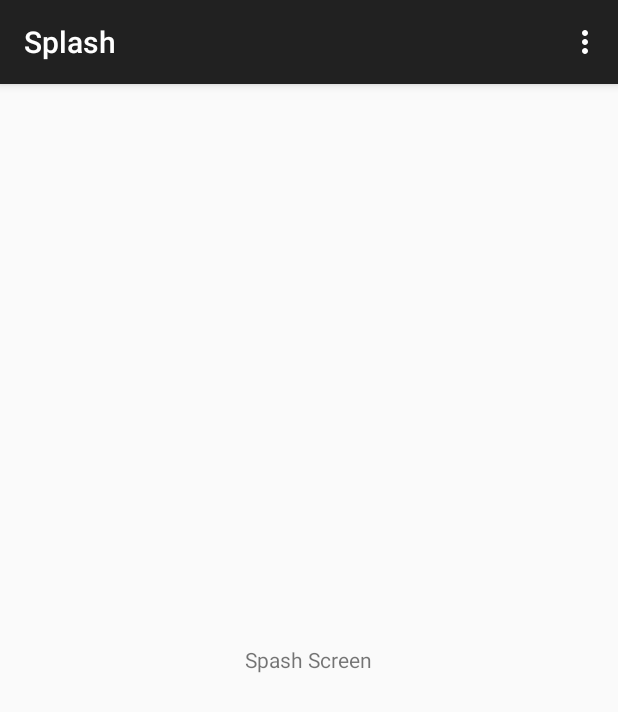
After one commit to CityOfGosnells2015/DIYBusinessSecurity, an Android app: the Splash screen opened directly, with no data from a screen before it, on a phone screen of 412 x 824 dp. The commit adds this screen. Shown: the top 712 px of the screen. Run offline under Robolectric (Android 15) with nearby library versions, the phone set to English and light mode, and no system bars.

Commit message:
Added Splash
Added Splash Screen to App,
Added JSON Parsing in spash screen

```diff
--- a/App/CityOfGosnellsDIYBusinessSecurity/app/src/main/AndroidManifest.xml
+++ b/App/CityOfGosnellsDIYBusinessSecurity/app/src/main/AndroidManifest.xml
@@ -24,6 +24,12 @@
             android:name=".MenuActivity"
             android:label="@string/title_activity_menu" >
         </activity>
+        <activity
+            android:name=".Splash"
+            android:label="@string/title_activity_splash" >
+        </activity>
     </application>
 
+    <uses-permission android:name="android.permission.INTERNET" />
+
 </manifest>
--- /dev/null
+++ b/App/CityOfGosnellsDIYBusinessSecurity/app/src/main/java/com/mylayouts/jm/cityofgosnellsdiybusinesssecurity/Splash.java
@@ -0,0 +1,115 @@
+package com.mylayouts.jm.cityofgosnellsdiybusinesssecurity;
+
+import android.content.Intent;
+import android.os.AsyncTask;
+import android.support.v7.app.ActionBarActivity;
+import android.os.Bundle;
+import android.util.Log;
+import android.view.Menu;
+import android.view.MenuItem;
+
+import org.apache.http.HttpResponse;
+import org.apache.http.client.ClientProtocolException;
+import org.apache.http.client.methods.HttpGet;
+import org.apache.http.impl.client.DefaultHttpClient;
+
+import java.io.BufferedReader;
+import java.io.IOException;
+import java.io.InputStream;
+import java.io.InputStreamReader;
+import java.net.URL;
+
+
+public class Splash extends ActionBarActivity {
+
+    private final String CHECKLIST_URL = "http://www.gosnells.wa.gov.au/feed.rss?listname=Security%20Audit%20Checklist";
+
+    @Override
+    protected void onCreate(Bundle savedInstanceState) {
+        super.onCreate(savedInstanceState);
+        setContentView(R.layout.activity_splash);
+
+        /*
+            Creats DownloadJSONTask and fetchs data
+         */
+        DownloadJSONTask task = new DownloadJSONTask();
+        task.execute(new String[]{CHECKLIST_URL});
+
+
+    }
+
+    @Override
+    public boolean onCreateOptionsMenu(Menu menu) {
+        // Inflate the menu; this adds items to the action bar if it is present.
+        getMenuInflater().inflate(R.menu.menu_splash, menu);
+        return true;
+    }
+
+    @Override
+    public boolean onOptionsItemSelected(MenuItem item) {
+        // Handle action bar item clicks here. The action bar will
+        // automatically handle clicks on the Home/Up button, so long
+        // as you specify a parent activity in AndroidManifest.xml.
+        int id = item.getItemId();
+
+        //noinspection SimplifiableIfStatement
+        if (id == R.id.action_settings) {
+            return true;
+        }
+
+        return super.onOptionsItemSelected(item);
+    }
+
+    /**
+     *  James McNeil
+     *
+     *  DownloadJSONTask uses the AsyncTask class
+     *  Gets the JSON String from the url
+     */
+    private class DownloadJSONTask extends AsyncTask<String, Void, String> {
+
+
+        @Override
+        protected String doInBackground(String... urls) {
+            String response = "";
+            for (String url : urls) {
+
+                /*
+                    Add Code to fetch JSON String from URL Provided by the city of Gosnells
+                 */
+                DefaultHttpClient client = new DefaultHttpClient();
+                HttpGet httpGet = new HttpGet(url);
+                try {
+                    HttpResponse execute = client.execute(httpGet);
+                    InputStream content = execute.getEntity().getContent();
+
+                    BufferedReader buffer = new BufferedReader(new InputStreamReader(content));
+                    String s = "";
+                    while ((s = buffer.readLine()) != null) {
+                        response += s;
+                    }
+
+                } catch (ClientProtocolException e) {
+                    Log.d("ClientProtocolException", e.getMessage());
+                } catch (IOException e) {
+                    Log.d("IOException", e.getMessage());
+                }
+
+
+            }
+            return response;
+        }
+
+        @Override
+        protected void onPostExecute(String result) {
+
+            //Wait for a bit
+
+            // Start intent and move to welcome Activity
+            Intent intent = new Intent(Splash.this, MayorLetter.class);
+            startActivity(intent);
+
+        }
+    }
+
+}
--- /dev/null
+++ b/App/CityOfGosnellsDIYBusinessSecurity/app/src/main/res/layout/activity_splash.xml
@@ -0,0 +1,14 @@
+<RelativeLayout xmlns:android="http://schemas.android.com/apk/res/android"
+    xmlns:tools="http://schemas.android.com/tools" android:layout_width="match_parent"
+    android:layout_height="match_parent" android:paddingLeft="@dimen/activity_horizontal_margin"
+    android:paddingRight="@dimen/activity_horizontal_margin"
+    android:paddingTop="@dimen/activity_vertical_margin"
+    android:paddingBottom="@dimen/activity_vertical_margin"
+    tools:context="com.mylayouts.jm.cityofgosnellsdiybusinesssecurity.Splash">
+
+    <TextView android:text="Spash Screen" android:layout_width="wrap_content"
+        android:layout_height="wrap_content"
+        android:layout_centerVertical="true"
+        android:layout_centerHorizontal="true" />
+
+</RelativeLayout>
--- /dev/null
+++ b/App/CityOfGosnellsDIYBusinessSecurity/app/src/main/res/menu/menu_splash.xml
@@ -0,0 +1,7 @@
+<menu xmlns:android="http://schemas.android.com/apk/res/android"
+    xmlns:app="http://schemas.android.com/apk/res-auto"
+    xmlns:tools="http://schemas.android.com/tools"
+    tools:context="com.mylayouts.jm.cityofgosnellsdiybusinesssecurity.Splash">
+    <item android:id="@+id/action_settings" android:title="@string/action_settings"
+        android:orderInCategory="100" app:showAsAction="never" />
+</menu>
--- a/App/CityOfGosnellsDIYBusinessSecurity/app/src/main/res/values/strings.xml
+++ b/App/CityOfGosnellsDIYBusinessSecurity/app/src/main/res/values/strings.xml
@@ -23,5 +23,6 @@
     <string name="letter_from_mayor_foot">        Cr Dave Griffiths
         Mayor</string>
     <string name="title_activity_menu">MenuActivity</string>
+    <string name="title_activity_splash">Splash</string>
 
 </resources>
```
